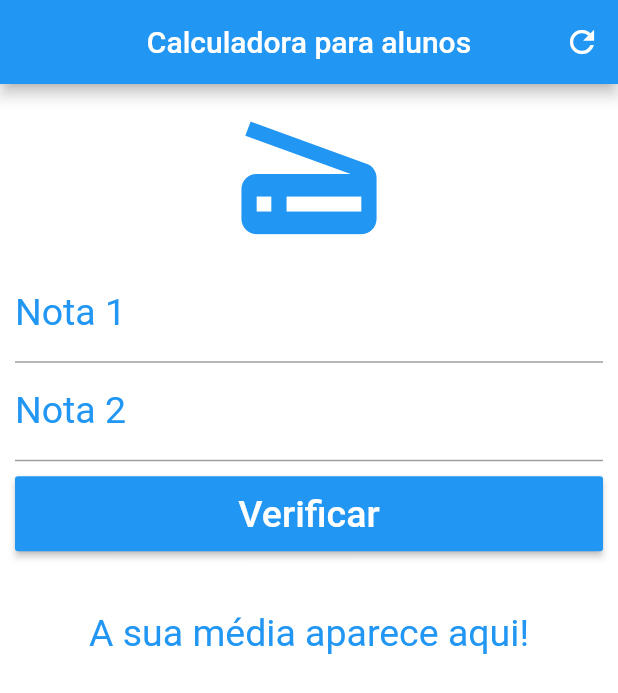
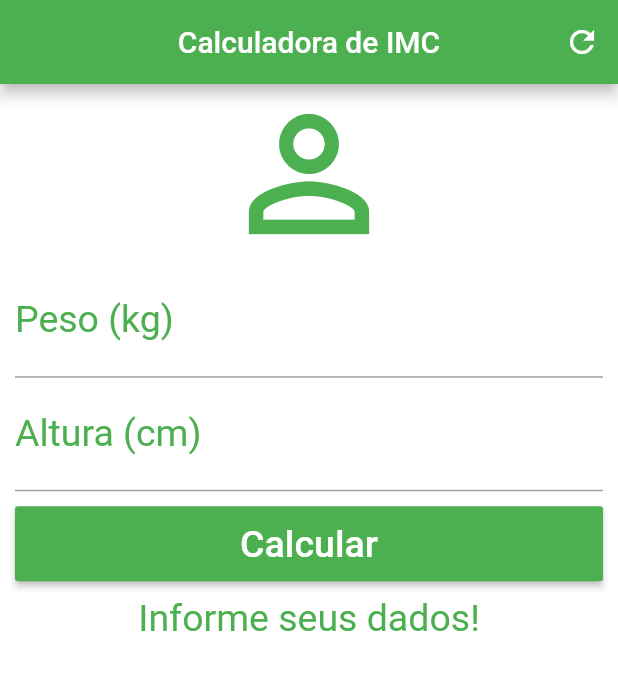
Before and after one commit to murilokrugner/App-basico-em-flutter, a Flutter app: the screen it shows after launch, on a phone screen of 412 x 824 dp. Shown: the top 693 px of the screen. Run offline on Flutter 3.47's test engine with Material 2 defaults, Android fonts, the phone set to English and light mode, and no system bars.

Commit message:
alteção no arquivo main.dart

```diff
--- a/calculadora_imc/lib/main.dart
+++ b/calculadora_imc/lib/main.dart
@@ -2,7 +2,6 @@ import 'package:flutter/material.dart';
 
 void main() {
   runApp(MaterialApp(
-    title: 'Calculadora para alunos',
     home: Home(),
   ));
 }
@@ -13,52 +12,53 @@ class Home extends StatefulWidget {
 }
 
 class _HomeState extends State<Home> {
+  TextEditingController weightController = TextEditingController();
+  TextEditingController heightController = TextEditingController();
 
-  TextEditingController _nota1Controller = TextEditingController();
-  TextEditingController _nota2Controller = TextEditingController();
+  GlobalKey<FormState> _formKey = GlobalKey<FormState>();
 
-  GlobalKey<FormState> _keyy = GlobalKey<FormState>();
+  String _infoText = "Informe seus dados!";
 
-  String _info = 'A sua média aparece aqui!';
-
-  void _reset(){
+  void _resetFields() {
+    weightController.text = "";
+    heightController.text = "";
     setState(() {
-      _nota1Controller.text = "";
-      _nota2Controller.text = "";
-      _info = 'A sua média aparece aqui!';
-
+      _infoText = "Informe seus dados!";
     });
   }
 
-  void _calculate(){
+  void _calculate() {
     setState(() {
-      double nota1 = double.parse(_nota1Controller.text);
-      double nota2 = double.parse(_nota2Controller.text);
-      double media = (nota1 + nota2) / 2;
-      if(media >= 7.0){
-        _info = 'Você está aprovado!';
-      }
-      else if(media < 7.0 && media >= 6.0){
-        _info = 'Você está de recuperação';
-      }
-      else if(media < 6.0){
-        _info = "Você está reprovado!";
+      double weight = double.parse(weightController.text);
+      double height = double.parse(heightController.text) / 100;
+      double imc = weight / (height * height);
+      if (imc < 18.6) {
+        _infoText = "Abaixo do Peso (${imc.toStringAsPrecision(4)})";
+      } else if (imc >= 18.6 && imc < 24.9) {
+        _infoText = "Peso Ideal (${imc.toStringAsPrecision(4)})";
+      } else if (imc >= 24.9 && imc < 29.9) {
+        _infoText = "Levemente Acima do Peso (${imc.toStringAsPrecision(4)})";
+      } else if (imc >= 29.9 && imc < 34.9) {
+        _infoText = "Obesidade Grau I (${imc.toStringAsPrecision(4)})";
+      } else if (imc >= 34.9 && imc < 39.9) {
+        _infoText = "Obesidade Grau II (${imc.toStringAsPrecision(4)})";
+      } else if (imc >= 40) {
+        _infoText = "Obesidade Grau III (${imc.toStringAsPrecision(4)})";
       }
     });
-
   }
 
   @override
   Widget build(BuildContext context) {
     return Scaffold(
       appBar: AppBar(
-        title: Text('Calculadora para alunos'),
+        title: Text("Calculadora de IMC"),
         centerTitle: true,
-        backgroundColor: Colors.blue,
+        backgroundColor: Colors.green,
         actions: <Widget>[
           IconButton(
             icon: Icon(Icons.refresh),
-            onPressed: _reset,
+            onPressed: _resetFields,
           )
         ],
       ),
@@ -66,66 +66,65 @@ class _HomeState extends State<Home> {
       body: SingleChildScrollView(
         padding: EdgeInsets.fromLTRB(10.0, 0.0, 10.0, 0.0),
         child: Form(
-            key: _keyy,
+          key: _formKey,
           child: Column(
             crossAxisAlignment: CrossAxisAlignment.stretch,
             children: <Widget>[
-                  Icon(
-                    Icons.scanner,
-                    size: 120.0,
-                    color: Colors.blue,
-                  ),
+              Icon(Icons.person_outline, size: 120.0, color: Colors.green),
               TextFormField(
                 keyboardType: TextInputType.number,
                 decoration: InputDecoration(
-                      labelText: 'Nota 1',
-                      labelStyle: TextStyle(color: Colors.blue, fontSize: 25.0),
-                    ),
+                    labelText: "Peso (kg)",
+                    labelStyle: TextStyle(color: Colors.green)),
                 textAlign: TextAlign.center,
-                    controller: _nota1Controller,
-                    validator: (value){
-                      if(value.isEmpty){
-                        return 'Insira a nota 1';
+                style: TextStyle(color: Colors.green, fontSize: 25.0),
+                controller: weightController,
+                validator: (value) {
+                  if (value.isEmpty) {
+                    return "Insira seu Peso!";
                   }
                 },
               ),
               TextFormField(
                 keyboardType: TextInputType.number,
                 decoration: InputDecoration(
-                      labelText: 'Nota 2',
-                      labelStyle: TextStyle(color: Colors.blue, fontSize: 25.0),
-                    ),
+                    labelText: "Altura (cm)",
+                    labelStyle: TextStyle(color: Colors.green)),
                 textAlign: TextAlign.center,
-                    controller: _nota2Controller,
-                    validator: (value){
-                      if(value.isEmpty){
-                        return 'Insira a nota 2!';
+                style: TextStyle(color: Colors.green, fontSize: 25.0),
+                controller: heightController,
+                validator: (value) {
+                  if (value.isEmpty) {
+                    return "Insira sua Altura!";
                   }
                 },
               ),
               Padding(
-                    padding: EdgeInsets.fromLTRB(0.0, 10.0, 0.0, 10.0),
+                padding: EdgeInsets.only(top: 10.0, bottom: 10.0),
                 child: Container(
                   height: 50.0,
                   child: RaisedButton(
                     onPressed: () {
-                          if(_keyy.currentState.validate()){
+                      if (_formKey.currentState.validate()) {
                         _calculate();
                       }
                     },
-                        child: Text('Verificar',
-                          style: TextStyle(color: Colors.white, fontSize: 25.0),),
-                        color: Colors.blue,
+                    child: Text(
+                      "Calcular",
+                      style: TextStyle(color: Colors.white, fontSize: 25.0),
+                    ),
+                    color: Colors.green,
                   ),
                 ),
               ),
-                  Padding(
-                    padding: EdgeInsets.fromLTRB(0.0, 30.0, 0.0, 30.0),
-                    child:Text(_info,
-                      style: TextStyle(color: Colors.blue, fontSize: 25.0),
-                      textAlign: TextAlign.center,),
+              Text(
+                _infoText,
+                textAlign: TextAlign.center,
+                style: TextStyle(color: Colors.green, fontSize: 25.0),
+              )
+            ],
           ),
-                ])),
+        ),
       ),
     );
   }
```
Also changed, not shown: calculadora_imc/lib/tst.dart (deleted, +0 -131 lines). Lines whose indentation alone changed are shown as unchanged.
